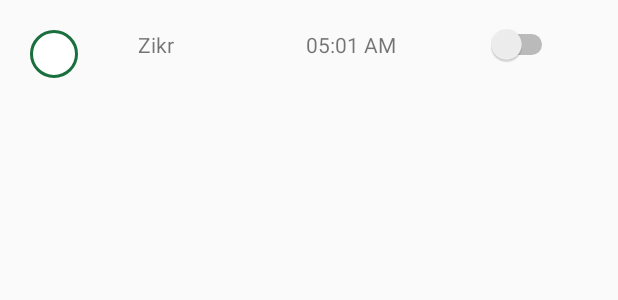
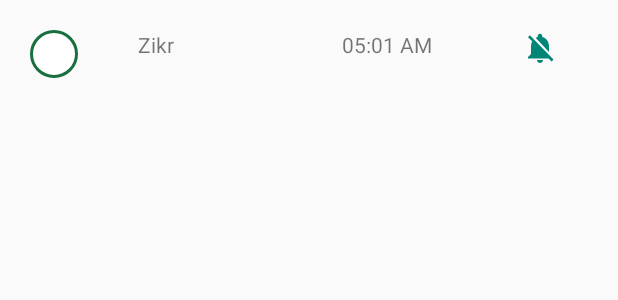
Before and after one commit to RahZams/IslamicInfo, an Android app: the layout prayertime_item.xml on its own in the app's theme, with its tools: preview values and no code run, on a phone screen of 412 x 824 dp. Shown: the top 300 px of the screen. Run offline under Robolectric (Android 15) with nearby library versions, the phone set to English and light mode, and no system bars; network calls fail; Roboto replaces fonts that are not available here.

Commit message:
Initial Commit

```diff
--- /dev/null
+++ b/app/src/main/res/drawable/ic_notifications_off.xml
@@ -0,0 +1,5 @@
+<vector android:height="24dp" android:tint="#008577"
+    android:viewportHeight="24.0" android:viewportWidth="24.0"
+    android:width="24dp" xmlns:android="http://schemas.android.com/apk/res/android">
+    <path android:fillColor="#FF000000" android:pathData="M20,18.69L7.84,6.14 5.27,3.49 4,4.76l2.8,2.8v0.01c-0.52,0.99 -0.8,2.16 -0.8,3.42v5l-2,2v1h13.73l2,2L21,19.72l-1,-1.03zM12,22c1.11,0 2,-0.89 2,-2h-4c0,1.11 0.89,2 2,2zM18,14.68L18,11c0,-3.08 -1.64,-5.64 -4.5,-6.32L13.5,4c0,-0.83 -0.67,-1.5 -1.5,-1.5s-1.5,0.67 -1.5,1.5v0.68c-0.15,0.03 -0.29,0.08 -0.42,0.12 -0.1,0.03 -0.2,0.07 -0.3,0.11h-0.01c-0.01,0 -0.01,0 -0.02,0.01 -0.23,0.09 -0.46,0.2 -0.68,0.31 0,0 -0.01,0 -0.01,0.01L18,14.68z"/>
+</vector>
--- /dev/null
+++ b/app/src/main/res/drawable/ic_notifications_on.xml
@@ -0,0 +1,5 @@
+<vector android:height="24dp" android:tint="#008577"
+    android:viewportHeight="24.0" android:viewportWidth="24.0"
+    android:width="24dp" xmlns:android="http://schemas.android.com/apk/res/android">
+    <path android:fillColor="#FF000000" android:pathData="M12,22c1.1,0 2,-0.9 2,-2h-4c0,1.1 0.89,2 2,2zM18,16v-5c0,-3.07 -1.64,-5.64 -4.5,-6.32L13.5,4c0,-0.83 -0.67,-1.5 -1.5,-1.5s-1.5,0.67 -1.5,1.5v0.68C7.63,5.36 6,7.92 6,11v5l-2,2v1h16v-1l-2,-2z"/>
+</vector>
--- a/app/src/main/res/layout/prayertime_item.xml
+++ b/app/src/main/res/layout/prayertime_item.xml
@@ -1,15 +1,15 @@
 <?xml version="1.0" encoding="utf-8"?>
 <LinearLayout xmlns:android="http://schemas.android.com/apk/res/android"
-    xmlns:app="http://schemas.android.com/apk/res-auto"
     android:orientation="horizontal"
     android:layout_width="match_parent"
     android:layout_height="wrap_content"
     android:layout_margin="@dimen/padding_top_bottom">
 
         <TextView
-            android:layout_width="wrap_content"
+            android:id="@+id/namazName"
+            android:layout_width="0dp"
             android:layout_height="wrap_content"
-            android:drawableLeft="@drawable/circle"
+            android:drawableStart="@drawable/circle"
             android:layout_weight="1"
             android:text="@string/zikr"
             android:padding="@dimen/padding_top_bottom"
@@ -17,25 +17,31 @@
             android:gravity="start"
             />
 
-    <LinearLayout
-        android:layout_width="wrap_content"
-        android:layout_height="wrap_content"
-        android:layout_weight="2"
-        android:layout_gravity="end"/>
+<!--    <LinearLayout-->
+<!--        android:layout_width="wrap_content"-->
+<!--        android:layout_height="wrap_content"-->
+<!--        android:layout_weight="2"-->
+<!--        android:layout_gravity="end"/>-->
 
     <TextView
+        android:id="@+id/namazTiming"
         android:layout_width="wrap_content"
         android:layout_height="wrap_content"
         android:text="@string/prayer_time"
         android:padding="@dimen/padding_top_bottom"/>
 
-    <Switch
+    <ImageView
+        android:id="@+id/reminderImage"
         android:layout_width="wrap_content"
         android:layout_height="wrap_content"
         android:padding="@dimen/padding_top_bottom"
-        android:layout_marginLeft="@dimen/contact_margin_top"
-        android:layout_marginRight="@dimen/padding_left_right"
+        android:contentDescription="@string/reminder"
+        android:layout_gravity="end"
+        android:src="@drawable/ic_notifications_off"
+        android:layout_marginStart="@dimen/contact_margin_top"
+        android:layout_marginEnd="@dimen/padding_left_right"
         />
+
 
 <!--    <androidx.cardview.widget.CardView-->
 <!--        android:layout_width="match_parent"-->
--- a/app/src/main/res/values/strings.xml
+++ b/app/src/main/res/values/strings.xml
@@ -70,6 +70,7 @@
     <string name="sunset">Sunset</string>
     <string name="maghrib">Maghrib</string>
     <string name="isha">Isha</string>
+    <string name="reminder">ReminderImage</string>
     <string-array name="preg_info_item_name">
         <item>Duas</item>
         <item>Surahs</item>
```
Also changed, not shown: app/src/main/java/com/example/islamicinfoapp/src/main/java/com/view/PrayerTimeAdapter.java (+29 -7 lines), app/src/main/java/com/example/islamicinfoapp/src/main/java/com/viewmodel/PrayerTimeViewModel.java (+4 -3 lines).
